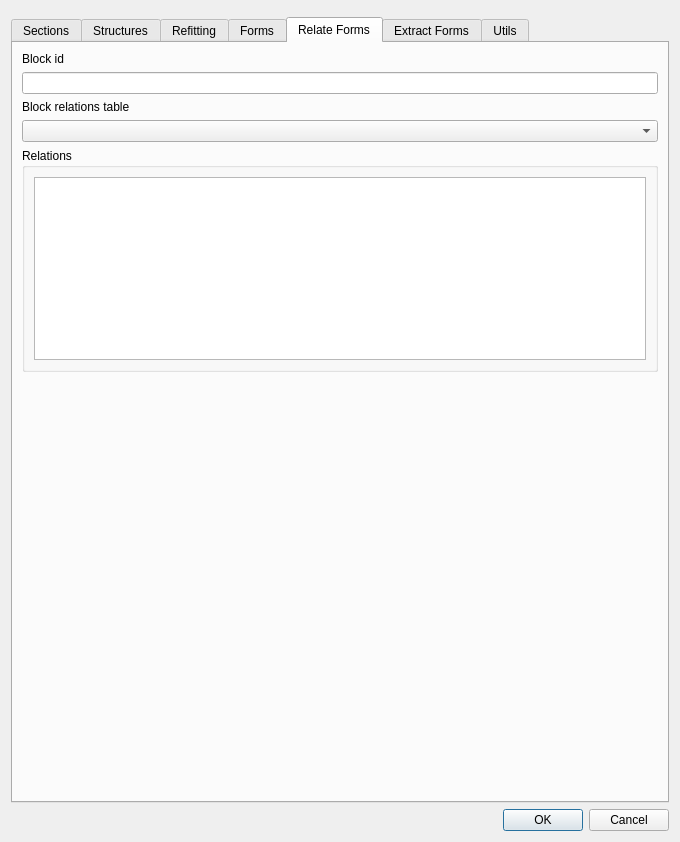
psigcat/sugartools, file sugar_tools_dialog.ui: the form before one commit.
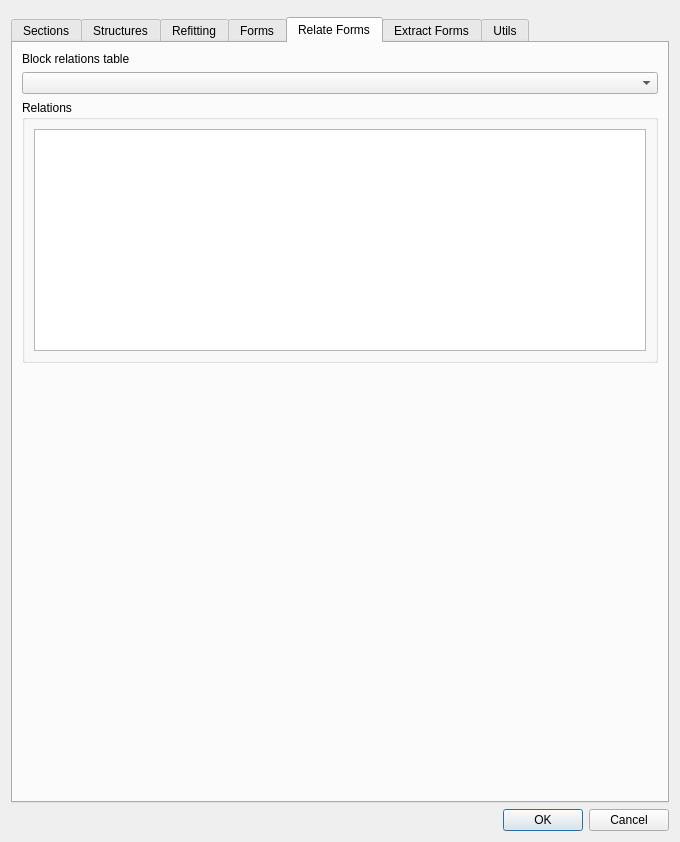
The form after the commit. The open tabs and pages were chosen to show the change. Custom widgets are drawn as their Qt base class.

Commit message: tool5: move block_id to table, see #5

```diff
--- a/sugar_tools_dialog.ui
+++ b/sugar_tools_dialog.ui
@@ -731,16 +731,6 @@
        <string>Relate Forms</string>
       </attribute>
       <layout class="QVBoxLayout" name="verticalLayout_7">
-       <item>
-        <widget class="QLabel" name="label_28">
-         <property name="text">
-          <string>Block id</string>
-         </property>
-        </widget>
-       </item>
-       <item>
-        <widget class="QLineEdit" name="relblocks_id"/>
-       </item>
        <item>
         <widget class="QLabel" name="label_29">
          <property name="text">
@@ -760,7 +750,7 @@
           <item row="0" column="0">
            <widget class="QTableWidget" name="relblocks_relations">
             <attribute name="horizontalHeaderDefaultSectionSize">
-             <number>200</number>
+             <number>150</number>
             </attribute>
            </widget>
           </item>
```
The commit also changes 1 other file.
